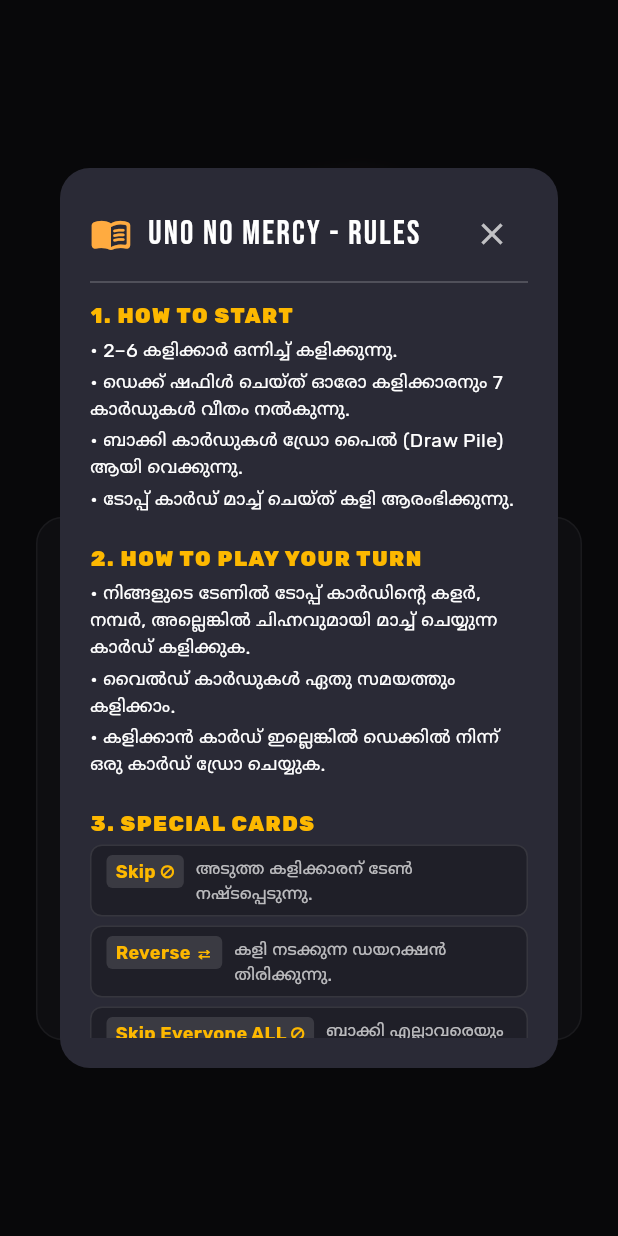
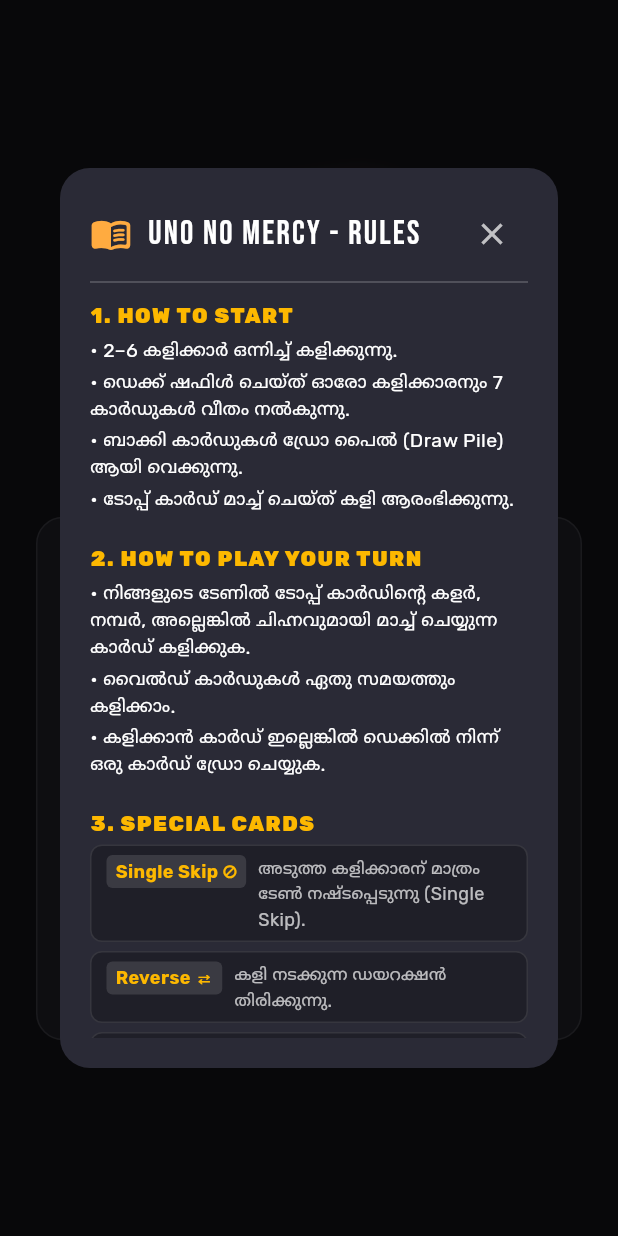
Before and after one commit to AbhinavS8158/UNO-NO-mercy, a Flutter app: the screen it shows after launch, after a tap on "Official No Mercy Rules", on a phone screen of 412 x 824 dp. Run offline on Flutter 3.47's test engine with Material 3 defaults, Android fonts, the phone set to English and light mode, and no system bars; our stand-ins replace cloud_firestore, firebase_auth, firebase_core, google_fonts; missing offline and left inert: dart:js, dart:js_util; accounts and stored records are empty.

Commit message:
Clarify Skip cards: Ensure only Single Skip and All Skip without double skip appearance

```diff
--- a/lib/models/uno_card.dart
+++ b/lib/models/uno_card.dart
@@ -102,7 +102,7 @@
       case CardType.reverse:
         return 'REVERSE';
       case CardType.skipEveryone:
-        return 'SKIP EVERYONE';
+        return 'ALL SKIP';
       case CardType.drawTwo:
         return 'DRAW 2';
       case CardType.drawFour:
--- a/lib/views/game_board/game_screen.dart
+++ b/lib/views/game_board/game_screen.dart
@@ -373,7 +373,7 @@
             ScaffoldMessenger.of(context).hideCurrentSnackBar();
             ScaffoldMessenger.of(context).showSnackBar(
               const SnackBar(
-                content: Text('⚡ SKIP EVERYONE! ബാക്കി എല്ലാവരെയും സ്കിപ്പ് ചെയ്തു. നിങ്ങൾ വീണ്ടും കളിക്കുക!'),
+                content: Text('⚡ ALL SKIP! ബാക്കി എല്ലാവരെയും സ്കിപ്പ് ചെയ്തു. നിങ്ങൾ വീണ്ടും കളിക്കുക!'),
                 backgroundColor: Colors.amber,
                 duration: Duration(seconds: 2),
               ),
--- a/lib/views/widgets/rules_dialog.dart
+++ b/lib/views/widgets/rules_dialog.dart
@@ -58,9 +58,9 @@
 
                     const SizedBox(height: 14),
                     _buildSectionTitle('3. SPECIAL CARDS'),
-                    _buildRuleBadge('Skip ⊘', 'അടുത്ത കളിക്കാരന് ടേൺ നഷ്ടപ്പെടുന്നു.'),
+                    _buildRuleBadge('Single Skip ⊘', 'അടുത്ത കളിക്കാരന് മാത്രം ടേൺ നഷ്ടപ്പെടുന്നു (Single Skip).'),
                     _buildRuleBadge('Reverse ⇄', 'കളി നടക്കുന്ന ഡയറക്ഷൻ തിരിക്കുന്നു.'),
-                    _buildRuleBadge('Skip Everyone ALL ⊘', 'ബാക്കി എല്ലാവരെയും സ്കിപ്പ് ചെയ്ത് നിങ്ങൾക്ക് തന്നെ വീണ്ടും ടേൺ ലഭിക്കുന്നു.'),
+                    _buildRuleBadge('All Skip (Skip Everyone) ⊘', 'ബാക്കി എല്ലാവരെയും സ്കിപ്പ് ചെയ്ത് നിങ്ങൾക്ക് തന്നെ വീണ്ടും ടേൺ ലഭിക്കുന്നു (Double Skip ഇല്ല; Single Skip & All Skip മാത്രം).'),
                     _buildRuleBadge('Draw Cards (+2, +4, +6, +10)', 'അടുത്തയാൾ അത്രയും കാർഡുകൾ ഡ്രോ ചെയ്യണം (സ്റ്റാക്കിംഗ് നിയമം ബാധകം).'),
                     _buildRuleBadge('Discard All', 'ആ കളറിലുള്ള കയ്യിലെ എല്ലാ കാർഡുകളും ഒന്നിച്ചു കളയാം.'),
                     _buildRuleBadge('Wild Color Roulette 🎰', 'അടുത്ത കളിക്കാരൻ കളർ തിരഞ്ഞെടുത്ത് ആ കളർ കിട്ടുന്നതുവരെ കാർഡുകൾ ഡ്രോ ചെയ്യണം.'),
```
Also changed, not shown: lib/views/widgets/uno_card_widget.dart (+11 -12 lines).
